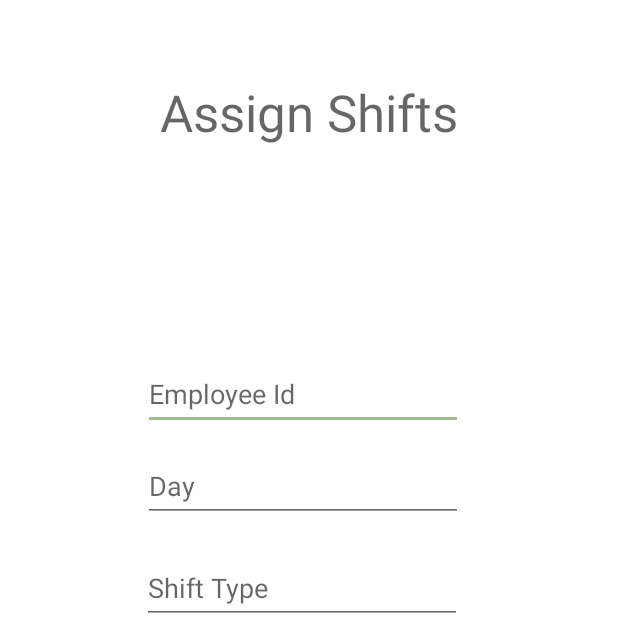
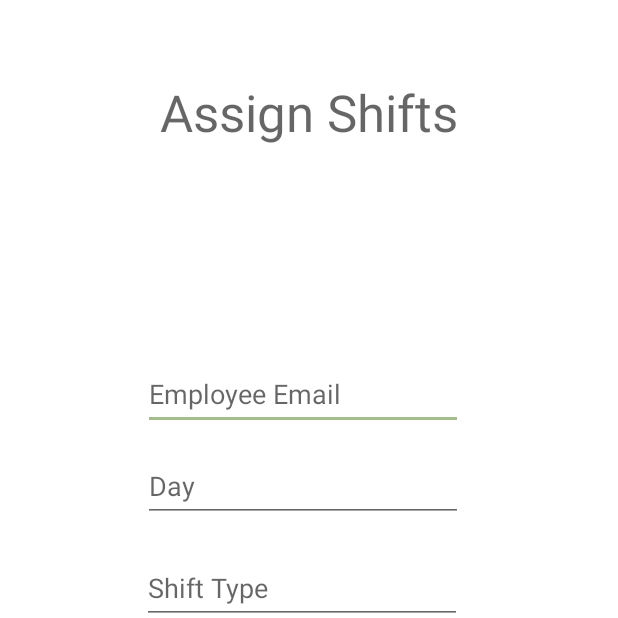
Before and after one commit to McGill-ECSE321-Winter2022/project-group-group-16, an Android app: the screen it shows after launch (MainActivity), on a phone screen of 412 x 824 dp, the top half of it. Run offline under Robolectric (Android 15) with nearby library versions, the phone set to English and light mode, and no system bars; our stand-ins replace navigation-ui; libraries missing offline, so code that uses them is left out: com.loopj.android, cz.msebera.android.

Commit message:
updated shift

```diff
--- a/app/src/main/java/ca/mcgill/ecse321/groceryapplication/MainActivity.java
+++ b/app/src/main/java/ca/mcgill/ecse321/groceryapplication/MainActivity.java
@@ -54,6 +54,7 @@ public class MainActivity extends AppCompatActivity {
     private AppBarConfiguration appBarConfiguration;
     private ActivityMainBinding binding;
     private JSONObject currentShift = null;
+    private JSONObject employee= null;
     private JSONObject newShift = null;
 
     @Override
@@ -105,14 +106,82 @@ public class MainActivity extends AppCompatActivity {
         TextView tv2 = (TextView) findViewById(R.id.shiftType);
         String shiftType = tv2.getText().toString();
 
-        TextView tv3 = (TextView) findViewById(R.id.employeeId);
-        String employeeId = tv3.getText().toString();
+        TextView tv3 = (TextView) findViewById(R.id.email);
+        String email = tv3.getText().toString();
 
         RequestParams rp = new RequestParams();
 
-        rp.add("shiftType",shiftType);
-        rp.add("employeeId",employeeId);
-        rp.add("day",day);
+
+
+        HttpUtils.get("/employee/email/"+ email, new RequestParams(), new JsonHttpResponseHandler(){
+
+            @Override // login successful : display account info
+            public void onSuccess(int statusCode, Header[] headers, JSONObject response) {
+                employee = response;
+                try {
+                    //test: delete until catch
+                    Log.i("test",response.toString());
+                    String employeeTemp = employee.getJSONObject("user").getJSONArray("userRole").getString(0);
+                    JSONObject obj = new JSONObject(employeeTemp);
+                    String employeeId = obj.getString("id");
+
+                    rp.add("shiftType",shiftType);
+                    rp.add("employeeId",employeeId);
+                    rp.add("day",day);
+
+                    HttpUtils.post("/shift/", rp, new JsonHttpResponseHandler() {
+
+                        @Override//signup success: login
+                        public void onSuccess(int statusCode, Header[] headers, JSONObject response) {
+                            newShift = response;
+                            currentShift = response;
+                            try {
+                                error = "";
+                                setContentView(R.layout.fragment_manager_shift);
+                                ((TextView) findViewById(R.id.day)).setText(newShift.getString("day"));
+                                ((TextView) findViewById(R.id.shiftType)).setText(newShift.getString("shiftType"));
+
+                            } catch(Exception e) {
+                                error = e.getMessage();
+                            }
+                            //refreshErrorMessage();
+                        }
+
+                        @Override //signup failed, try again
+                        public void onFailure(int statusCode, Header[] headers, Throwable throwable, JSONObject errorResponse) {
+                            Log.i("test","fail:(");
+                            try {
+                                error = "Invalid input. Please try again.";
+                            } catch(Exception e) {
+                                error = e.getMessage();
+                            }
+                            //refreshErrorMessage();
+                        }
+
+                    });
+
+
+                } catch(Exception e) {
+                    error = e.getMessage();
+                }
+
+            }
+
+            @Override //login failed, try again
+            public void onFailure(int statusCode, Header[] headers, Throwable throwable, JSONObject errorResponse) {
+                try {
+                    error = "Invalid input or account does not exist.\nPlease try again.";
+                } catch(Exception e) {
+                    error = e.getMessage();
+                }
+
+            }
+
+        });
+
+
+
+
 
         HttpUtils.post("/shift/", rp, new JsonHttpResponseHandler() {
 
@@ -125,7 +194,6 @@ public class MainActivity extends AppCompatActivity {
                     setContentView(R.layout.fragment_manager_shift);
                     ((TextView) findViewById(R.id.day)).setText(newShift.getString("day"));
                     ((TextView) findViewById(R.id.shiftType)).setText(newShift.getString("shiftType"));
-                    ((TextView) findViewById(R.id.employeeId)).setText(newShift.getString("employeeId"));
                 } catch(Exception e) {
                     error = e.getMessage();
                 }
--- a/app/src/main/res/layout/fragment_manager_shift.xml
+++ b/app/src/main/res/layout/fragment_manager_shift.xml
@@ -24,7 +24,7 @@
 
 
     <EditText
-        android:id="@+id/employeeId"
+        android:id="@+id/email"
         android:layout_width="wrap_content"
         android:layout_height="wrap_content"
         android:layout_marginStart="98dp"
@@ -32,7 +32,7 @@
         android:layout_marginEnd="87dp"
         android:layout_marginBottom="521dp"
         android:ems="10"
-        android:hint="Employee Id"
+        android:hint="Employee Email"
         android:inputType="textPersonName"
         android:minHeight="48dp"
         app:layout_constraintBottom_toBottomOf="parent"
```
